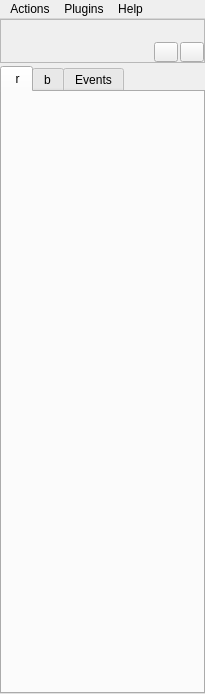
First picture: the form in widgets/mainWindow.ui, repository xmpp-graveyard/jabbim, before the edit.
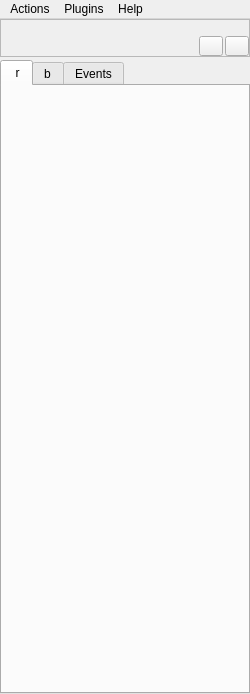
Second picture: the form after the edit. Icons and pictures are not drawn.

Commit message: oprava zarovnani selfName v self konktaktu

The edit to the form file:
```diff
--- a/widgets/mainWindow.ui
+++ b/widgets/mainWindow.ui
@@ -5,7 +5,7 @@
    <rect>
     <x>0</x>
     <y>0</y>
-    <width>202</width>
+    <width>250</width>
     <height>694</height>
    </rect>
   </property>
@@ -395,13 +395,6 @@
              </property>
             </widget>
            </item>
-           <item row="0" column="1" >
-            <widget class="QLabel" name="selfName" >
-             <property name="text" >
-              <string/>
-             </property>
-            </widget>
-           </item>
            <item rowspan="2" row="0" column="0" >
             <widget class="QLabel" name="selfAvatar" >
              <property name="text" >
@@ -437,18 +430,12 @@
              </property>
             </widget>
            </item>
-           <item row="0" column="2" colspan="3" >
-            <spacer>
-             <property name="orientation" >
-              <enum>Qt::Horizontal</enum>
+           <item row="0" column="1" colspan="4" >
+            <widget class="QLabel" name="selfName" >
+             <property name="text" >
+              <string/>
              </property>
-             <property name="sizeHint" >
-              <size>
-               <width>171</width>
-               <height>20</height>
-              </size>
-             </property>
-            </spacer>
+            </widget>
            </item>
           </layout>
          </widget>
@@ -500,7 +487,7 @@
     <rect>
      <x>0</x>
      <y>0</y>
-     <width>202</width>
+     <width>250</width>
      <height>29</height>
     </rect>
    </property>
```
The commit also changes 1 other file.
